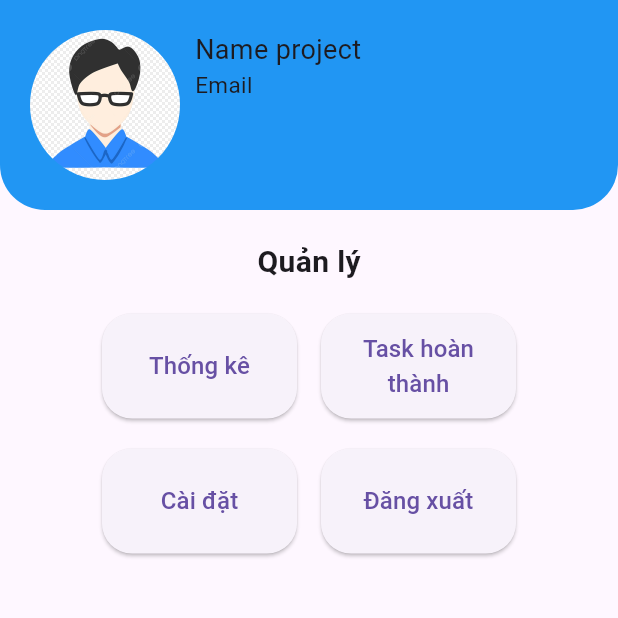
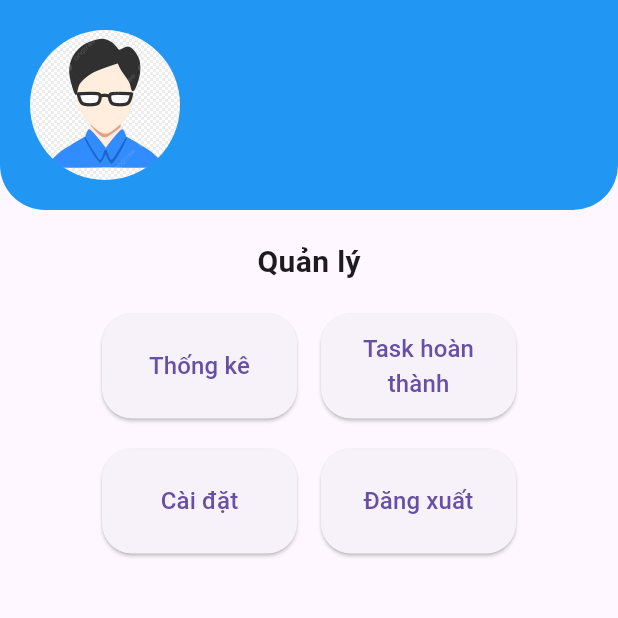
Before and after one commit to PhatHuuPham/todo_app, a Flutter app: the UserScreen screen opened directly, on a phone screen of 412 x 824 dp, the top half of it. Run offline on Flutter 3.47's test engine with Material 3 defaults, Android fonts, the phone set to English and light mode, and no system bars; our stand-ins replace go_router, shared_preferences, table_calendar; accounts and stored records are empty; network calls fail.

Commit message:
Add email and username storage in shared preferences; implement task clearing on logout and display user info in user screen

```diff
--- a/lib/services/auth_service.dart
+++ b/lib/services/auth_service.dart
@@ -44,7 +44,8 @@ class AuthService extends ChangeNotifier {
         await prefs.setString('accessToken', accessToken!);
         await prefs.setString('user', jsonEncode(userData));
         await prefs.setInt('userId', userData['id']);
-
+        await prefs.setString('email', userData['email']);
+        await prefs.setString('userName', userData['username']);
         return data;
       } else {
         final error = json.decode(response.body);
--- a/lib/viewmodel/task_viewmodel.dart
+++ b/lib/viewmodel/task_viewmodel.dart
@@ -42,6 +42,11 @@ class TaskViewmodel extends ChangeNotifier {
       _isLoading = false;
       notifyListeners(); // Đảm bảo UI cập nhật sau khi dữ liệu thay đổi
     }
+  }
+
+  void clearTasks() {
+    _tasks = []; // Reset danh sách task
+    notifyListeners();
   }
 
   Future<void> createTask(Task task) async {
--- a/lib/views/auth/login_screen.dart
+++ b/lib/views/auth/login_screen.dart
@@ -1,6 +1,8 @@
 import 'package:flutter/material.dart';
 import 'package:provider/provider.dart';
+import 'package:shared_preferences/shared_preferences.dart';
 import 'package:todo_app/viewmodel/auth_viewmodel.dart';
+import 'package:todo_app/viewmodel/task_viewmodel.dart';
 import 'package:todo_app/views/home/home.dart';
 
 class LoginScreen extends StatefulWidget {
@@ -32,6 +34,9 @@ class _LoginScreenState extends State<LoginScreen> {
       );
 
       if (success && mounted) {
+        final prefs = await SharedPreferences.getInstance();
+        Provider.of<TaskViewmodel>(context, listen: false)
+            .fetchTasksByUserId(prefs.getInt('userId') ?? 0);
         Navigator.pushReplacement(
           context,
           MaterialPageRoute(builder: (context) => const HomeScreen()),
--- a/lib/views/home/user_screen.dart
+++ b/lib/views/home/user_screen.dart
@@ -3,6 +3,7 @@ import 'package:provider/provider.dart';
 import 'package:shared_preferences/shared_preferences.dart';
 import 'package:todo_app/services/data/share_prefrence.dart';
 import 'package:todo_app/viewmodel/auth_viewmodel.dart';
+import 'package:todo_app/viewmodel/task_viewmodel.dart';
 import 'package:todo_app/views/auth/login_screen.dart';
 import 'package:todo_app/views/home/home.dart';
 
@@ -15,6 +16,8 @@ class UserScreen extends StatefulWidget {
 
 class _UserScreenState extends State<UserScreen> {
   bool isLoggedIn = false;
+  String? email = '';
+  String? userName = '';
 
   @override
   void initState() {
@@ -25,12 +28,18 @@ class _UserScreenState extends State<UserScreen> {
   Future<void> _checkLoginStatus() async {
     final sharePref = Provider.of<Shareprefrence>(context, listen: false);
     bool status = await sharePref.checkLoginStatus();
+    final prefs = await SharedPreferences.getInstance();
+
     setState(() {
       isLoggedIn = status;
+      email = prefs.getString('email');
+      userName = prefs.getString('userName');
     });
   }
 
   void _handleLogout() async {
+    // ✅ Reset dữ liệu liên quan đến Task sau khi đăng xuất
+    Provider.of<TaskViewmodel>(context, listen: false).clearTasks();
     final authViewModel = Provider.of<AuthViewModel>(context, listen: false);
     await authViewModel.logout();
     final prefs = await SharedPreferences.getInstance();
@@ -47,6 +56,8 @@ class _UserScreenState extends State<UserScreen> {
       ),
     );
   }
+
+  void showEmailUsername() {}
 
   @override
   Widget build(BuildContext context) {
@@ -79,16 +90,16 @@ class _UserScreenState extends State<UserScreen> {
                           height: 100,
                         ),
                       ),
-                      const Column(
+                      Column(
                         crossAxisAlignment: CrossAxisAlignment.start,
                         children: [
                           Text(
-                            'Name project',
-                            style: TextStyle(fontSize: 18),
+                            userName ?? '',
+                            style: const TextStyle(fontSize: 18),
                           ),
                           Text(
-                            'Email',
-                            style: TextStyle(fontSize: 15),
+                            email ?? '',
+                            style: const TextStyle(fontSize: 15),
                           )
                         ],
                       ),
```
